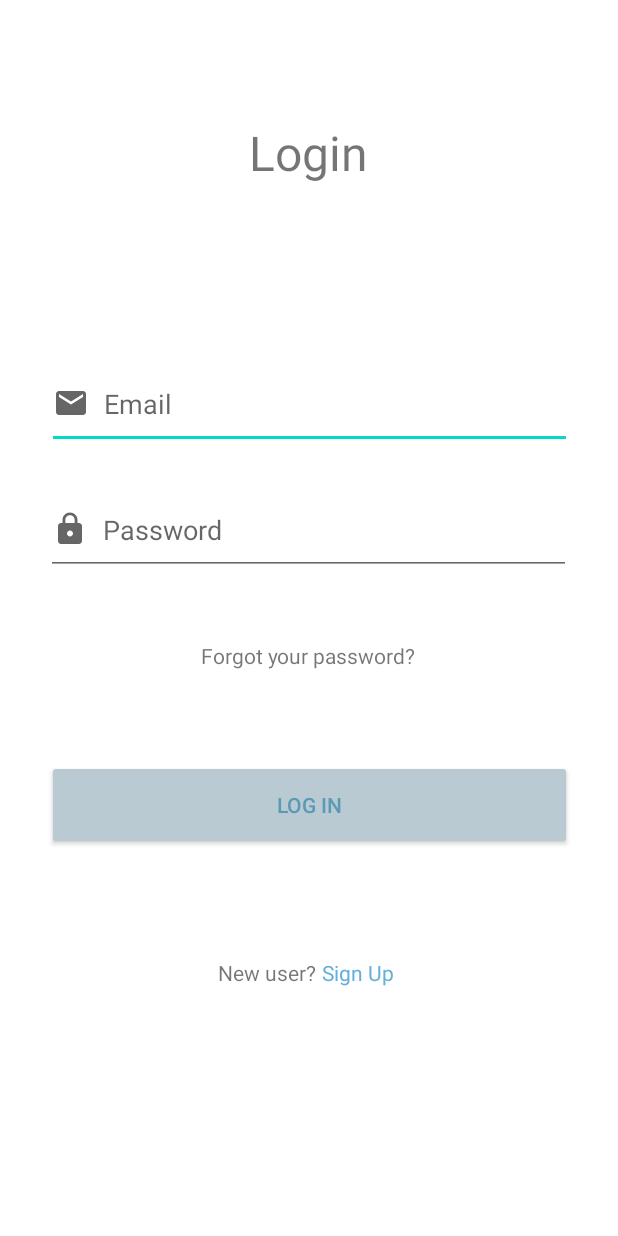
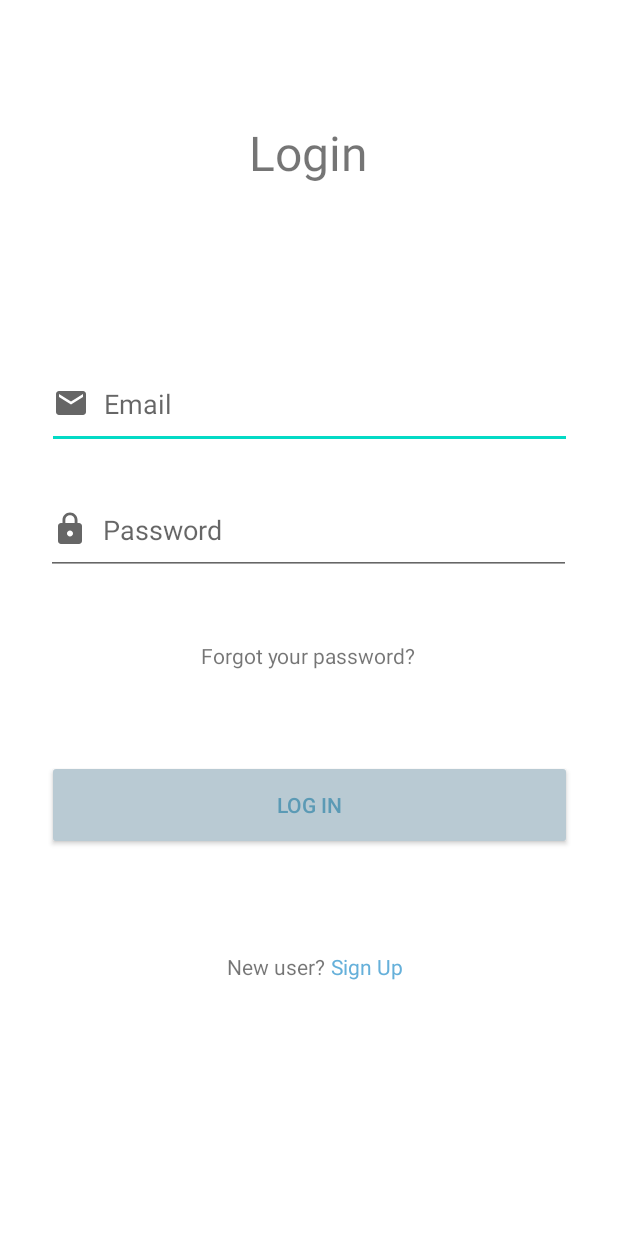
Before and after one commit to JanVasilcenko/Best-Book, an Android app: the screen it shows after launch (LoginScreenActivity), on a phone screen of 412 x 824 dp. Run offline under Robolectric (Android 15) with nearby library versions, the phone set to English and light mode, and no system bars; our stand-ins replace Firebase (no records; nobody signed in at launch, a user with empty details on screens opened directly).

Commit message:
localization and minor bug fixes

```diff
--- a/app/src/main/java/com/example/bestbook/ui/fragments/favourite/FavouriteFragment.java
+++ b/app/src/main/java/com/example/bestbook/ui/fragments/favourite/FavouriteFragment.java
@@ -53,6 +53,8 @@ public class FavouriteFragment extends Fragment implements BookAdapter.OnListIte
         progressBar.setVisibility(ProgressBar.VISIBLE);
 
         noBooksYet.setVisibility(TextView.GONE);
+
+        getActivity().setTitle(R.string.favourite);
 
         return root;
     }
--- a/app/src/main/java/com/example/bestbook/ui/fragments/home/HomeFragment.java
+++ b/app/src/main/java/com/example/bestbook/ui/fragments/home/HomeFragment.java
@@ -70,6 +70,8 @@ public class HomeFragment extends Fragment implements BookAdapter.OnListItemClic
 
         noSearchedBooks.setVisibility(View.VISIBLE);
 
+        getActivity().setTitle(R.string.home);
+
         return root;
     }
 
--- a/app/src/main/java/com/example/bestbook/ui/fragments/settings/SettingsFragment.java
+++ b/app/src/main/java/com/example/bestbook/ui/fragments/settings/SettingsFragment.java
@@ -16,6 +16,7 @@ public class SettingsFragment extends Fragment {
                              ViewGroup container, Bundle savedInstanceState) {
         View root = inflater.inflate(R.layout.fragment_settings, container, false);
 
+        getActivity().setTitle(R.string.settings);
         return root;
     }
 }
--- a/app/src/main/res/layout/activity_book_detail.xml
+++ b/app/src/main/res/layout/activity_book_detail.xml
@@ -70,7 +70,7 @@
                 android:layout_width="wrap_content"
                 android:layout_height="wrap_content"
                 android:layout_marginTop="8dp"
-                android:text="Published By"
+                android:text="@string/publishedby"
                 android:textSize="14sp" />
 
             <TextView
@@ -88,7 +88,7 @@
             <EditText
                 android:layout_width="match_parent"
                 android:layout_height="wrap_content"
-                android:hint="Add Review..."
+                android:hint="@string/addreview"
                 android:inputType="text"
                 android:imeOptions="actionDone"
                 android:id="@+id/comments"/>
--- a/app/src/main/res/layout/fragment_favourite.xml
+++ b/app/src/main/res/layout/fragment_favourite.xml
@@ -1,7 +1,6 @@
 <?xml version="1.0" encoding="utf-8"?>
 <LinearLayout
     xmlns:android="http://schemas.android.com/apk/res/android"
-    xmlns:app="http://schemas.android.com/apk/res-auto"
     xmlns:tools="http://schemas.android.com/tools"
     android:layout_width="match_parent"
     android:layout_height="match_parent"
@@ -19,7 +18,7 @@
     <TextView
         android:layout_width="wrap_content"
         android:layout_height="wrap_content"
-        android:text="No favourite books yet"
+        android:text="@string/nofavouritebooks"
         android:textSize="30sp"
         android:layout_marginTop="300dp"
         android:layout_marginLeft="50dp"
--- a/app/src/main/res/layout/fragment_home.xml
+++ b/app/src/main/res/layout/fragment_home.xml
@@ -20,7 +20,7 @@
     <TextView
         android:layout_width="wrap_content"
         android:layout_height="wrap_content"
-        android:text="Search for books"
+        android:text="@string/searchforbooks"
         android:textSize="30sp"
         android:layout_marginTop="300dp"
         android:layout_marginLeft="80dp"
--- a/app/src/main/res/layout/login_screen.xml
+++ b/app/src/main/res/layout/login_screen.xml
@@ -11,7 +11,7 @@
         android:layout_width="wrap_content"
         android:layout_height="wrap_content"
         android:layout_marginTop="80dp"
-        android:text="Login"
+        android:text="@string/login"
         android:textSize="32sp"
         app:layout_constraintHorizontal_bias="0.498"
         app:layout_constraintLeft_toLeftOf="parent"
@@ -27,7 +27,7 @@
         android:drawableLeft="@drawable/ic_baseline_email_24"
         android:drawablePadding="10dp"
         android:ems="10"
-        android:hint="Email"
+        android:hint="@string/email_hint"
         android:inputType="textEmailAddress"
         app:layout_constraintHorizontal_bias="0.508"
         app:layout_constraintLeft_toLeftOf="parent"
@@ -41,7 +41,7 @@
         android:layout_height="60dp"
         android:layout_marginTop="60dp"
         android:onClick="Login"
-        android:text="Log in"
+        android:text="@string/loginbutton"
         android:textColor="@color/blueText"
         app:layout_constraintEnd_toEndOf="parent"
         app:layout_constraintHorizontal_bias="0.508"
@@ -54,8 +54,8 @@
         android:layout_width="wrap_content"
         android:layout_height="wrap_content"
         android:layout_marginTop="44dp"
-        android:text="Forgot your password?"
         android:onClick="ResetPassword"
+        android:text="@string/forgotPassword"
         app:layout_constraintEnd_toEndOf="parent"
         app:layout_constraintHorizontal_bias="0.498"
         app:layout_constraintStart_toStartOf="parent"
@@ -70,7 +70,7 @@
         android:drawableLeft="@drawable/ic_baseline_lock_24"
         android:drawablePadding="10dp"
         android:ems="10"
-        android:hint="Password"
+        android:hint="@string/password_hint"
         android:inputType="textPassword"
         app:layout_constraintEnd_toEndOf="parent"
         app:layout_constraintHorizontal_bias="0.491"
@@ -81,11 +81,10 @@
         android:id="@+id/newUserText"
         android:layout_width="wrap_content"
         android:layout_height="wrap_content"
-        android:layout_marginTop="12dp"
-        android:text="New user?"
-        app:layout_constraintEnd_toEndOf="parent"
-        app:layout_constraintHorizontal_bias="0.42"
-        app:layout_constraintStart_toStartOf="parent"
+        android:layout_marginTop="8dp"
+        android:layout_marginEnd="4dp"
+        android:text="@string/newuser"
+        app:layout_constraintEnd_toStartOf="@+id/toRegisterText"
         app:layout_constraintTop_toBottomOf="@+id/progressBar2" />
 
     <TextView
@@ -93,11 +92,13 @@
         android:layout_width="wrap_content"
         android:layout_height="wrap_content"
         android:layout_marginStart="4dp"
-        android:layout_marginTop="12dp"
+        android:layout_marginTop="8dp"
         android:onClick="NavigateToRegister"
-        android:text="Sign Up"
+        android:text="@string/signup"
         android:textColor="@color/blue"
-        app:layout_constraintStart_toEndOf="@+id/newUserText"
+        app:layout_constraintEnd_toEndOf="parent"
+        app:layout_constraintHorizontal_bias="0.601"
+        app:layout_constraintStart_toStartOf="parent"
         app:layout_constraintTop_toBottomOf="@+id/progressBar2" />
 
     <ProgressBar
--- a/app/src/main/res/values/strings.xml
+++ b/app/src/main/res/values/strings.xml
@@ -1,5 +1,37 @@
 <resources>
     <string name="app_name">Best Book</string>
-    <!-- TODO: Remove or change this placeholder text -->
-    <string name="hello_blank_fragment">Hello blank fragment</string>
+    <string name="login">Login</string>
+    <string name="email_hint">Email</string>
+    <string name="password_hint">Password</string>
+    <string name="forgotPassword">Forgot your password?</string>
+    <string name="loginbutton">Log in</string>
+    <string name="newuser">New user?</string>
+    <string name="signup">Sign Up</string>
+    <string name="register">Register</string>
+    <string name="confirmpassword">Confirm Password</string>
+    <string name="createaccount">Create account</string>
+    <string name="alreadyhaveaccount">Already have an account?</string>
+    <string name="searchforbooks">Search for books</string>
+    <string name="nofavouritebooks">No favourite books yet</string>
+    <string name="addreview">Add Review...</string>
+    <string name="publishedby">Published By</string>
+    <string name="home">Home</string>
+    <string name="favourite">Favourite</string>
+    <string name="settings">Settings</string>
+    <string name="logout">Log Out</string>
+    <string name="verificationpositive">Verification email has been sent</string>
+    <string name="verificationnegative">Email has NOT been sent </string>
+    <string name="userregisteredpositive">User registered successfully</string>
+    <string name="error">Error ! </string>
+    <string name="linkpositive">Reset link sent to your Email</string>
+    <string name="loginsuccess">Logged in Successfully</string>
+    <string name="logoutsuccess">User Logged Out</string>
+    <string name="yes">Yes</string>
+    <string name="no">No</string>
+    <string name="verifyemail">Verify Email</string>
+    <string name="thisaccountnotverified">This account is not verified, do you want to resend the activation email?</string>
+    <string name="pleaseenterpassword">Please enter a Password</string>
+    <string name="pleaseenteremail">Please enter an Email</string>
+    <string name="resetpassword">Reset Password</string>
+    <string name="enteremail">Enter your email to receive reset link</string>
 </resources>
```
Also changed, not shown: app/src/main/java/com/example/bestbook/architecture/repositories/AuthenticationRepository.java (+12 -10 lines), app/src/main/java/com/example/bestbook/ui/activities/login/LoginScreenActivity.java (+6 -6 lines), app/src/main/java/com/example/bestbook/ui/activities/main/MainActivity.java (+5 -5 lines), app/src/main/res/layout/register_screen.xml (+6 -6 lines), app/src/main/res/menu/activity_main_drawer.xml (+4 -4 lines), 1 other file.
